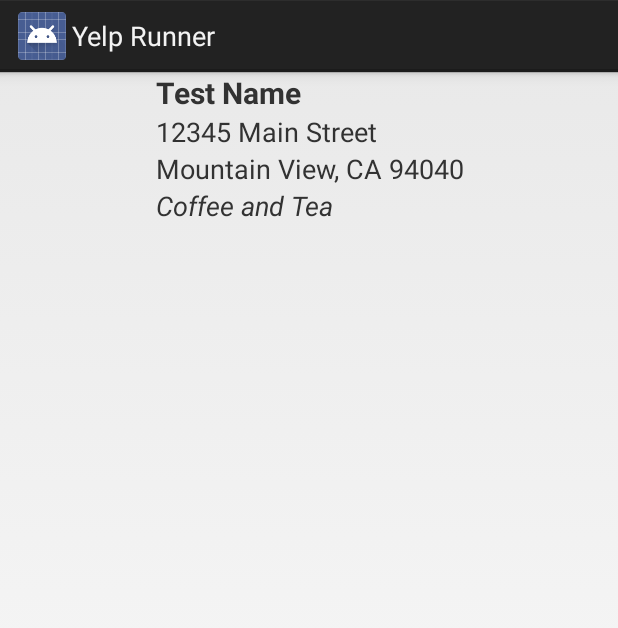
After one commit to ckwong-mv/yelping, an Android app: the layout yelp_business_item.xml on its own in the app's theme, with its tools: preview values and no code run, on a phone screen of 412 x 824 dp. The commit adds this screen. Shown: the top 628 px of the screen. Run offline under Robolectric (Android 15) with nearby library versions, the phone set to English and light mode, and no system bars.

Commit message:
yelp search UI

```diff
--- a/YelpRunner/app/src/main/res/layout/yelp_search.xml
+++ b/YelpRunner/app/src/main/res/layout/activity_yelp_search.xml
@@ -80,11 +80,12 @@
         android:layout_height="wrap_content"
         android:layout_below="@id/nearSection"
         android:layout_alignParentBottom="true"
-        android:layout_marginTop="4dp"
+        android:padding="4dp"
         />
 
     <ProgressBar
         android:id="@+id/searchProgress"
+        android:visibility="gone"
         android:layout_width="wrap_content"
         android:layout_height="wrap_content"
         android:layout_below="@id/nearSection"
@@ -92,5 +93,4 @@
         android:layout_alignParentBottom="true"
         />
 
-
 </RelativeLayout>
--- /dev/null
+++ b/YelpRunner/app/src/main/res/layout/yelp_business_item.xml
@@ -0,0 +1,70 @@
+<?xml version="1.0" encoding="utf-8"?>
+
+<LinearLayout xmlns:android="http://schemas.android.com/apk/res/android"
+    android:orientation="vertical"
+    android:layout_width="match_parent"
+    android:layout_height="wrap_content"
+    android:layout_marginBottom="4dp"
+    >
+
+    <RelativeLayout
+        android:layout_width="match_parent"
+        android:layout_height="wrap_content">
+
+        <ImageView
+            android:id="@+id/businessImage"
+            android:layout_width="100dp"
+            android:layout_height="100dp"
+            android:scaleType="centerInside"
+            android:layout_alignParentLeft="true"
+            android:layout_marginRight="4dp"
+            />
+
+        <TextView
+            android:id="@+id/businessName"
+            android:layout_width="fill_parent"
+            android:layout_height="wrap_content"
+            android:layout_toRightOf="@id/businessImage"
+            android:textStyle="bold"
+            android:textSize="20sp"
+            android:ellipsize="end"
+            android:text="Test Name"
+            />
+
+        <TextView
+            android:id="@+id/businessAddr0"
+            android:layout_width="fill_parent"
+            android:layout_height="wrap_content"
+            android:layout_toRightOf="@id/businessImage"
+            android:layout_below="@id/businessName"
+            android:textSize="18sp"
+            android:ellipsize="end"
+            android:text="12345 Main Street"
+            />
+
+        <TextView
+            android:id="@+id/businessAddr1"
+            android:layout_width="fill_parent"
+            android:layout_height="wrap_content"
+            android:layout_toRightOf="@id/businessImage"
+            android:layout_below="@id/businessAddr0"
+            android:textSize="18sp"
+            android:ellipsize="end"
+            android:text="Mountain View, CA 94040"
+            />
+
+        <TextView
+            android:id="@+id/businessCategories"
+            android:layout_width="fill_parent"
+            android:layout_height="wrap_content"
+            android:layout_toRightOf="@id/businessImage"
+            android:layout_below="@id/businessAddr1"
+            android:textSize="18sp"
+            android:textStyle="italic"
+            android:ellipsize="end"
+            android:text="Coffee and Tea"
+            />
+
+    </RelativeLayout>
+
+</LinearLayout>
--- /dev/null
+++ b/YelpRunner/app/src/main/res/values-w820dp/dimens.xml
@@ -0,0 +1,6 @@
+<resources>
+    <!-- Example customization of dimensions originally defined in res/values/dimens.xml
+         (such as screen margins) for screens with more than 820dp of available width. This
+         would include 7" and 10" devices in landscape (~960dp and ~1280dp respectively). -->
+    <dimen name="activity_horizontal_margin">64dp</dimen>
+</resources>
--- a/YelpRunner/app/src/main/res/values/strings.xml
+++ b/YelpRunner/app/src/main/res/values/strings.xml
@@ -1,3 +1,9 @@
+<?xml version="1.0" encoding="utf-8"?>
 <resources>
+
     <string name="app_name">Yelp Runner</string>
+    <string name="title_activity_yelp_search">YelpSearch</string>
+    <string name="hello_world">Hello world!</string>
+    <string name="action_settings">Settings</string>
+
 </resources>
```
Also changed, not shown: YelpRunner/app/src/main/AndroidManifest.xml (+9 -0 lines), YelpRunner/app/src/main/java/org/ckwong/yelprunner/activity/YelpSearch.java (added, +37 -0 lines), YelpRunner/app/src/main/java/org/ckwong/yelprunner/adapter/YelpBusinessAdapter.java (added, +169 -0 lines), YelpRunner/app/src/main/res/menu/yelp_search.xml (added, +8 -0 lines).
